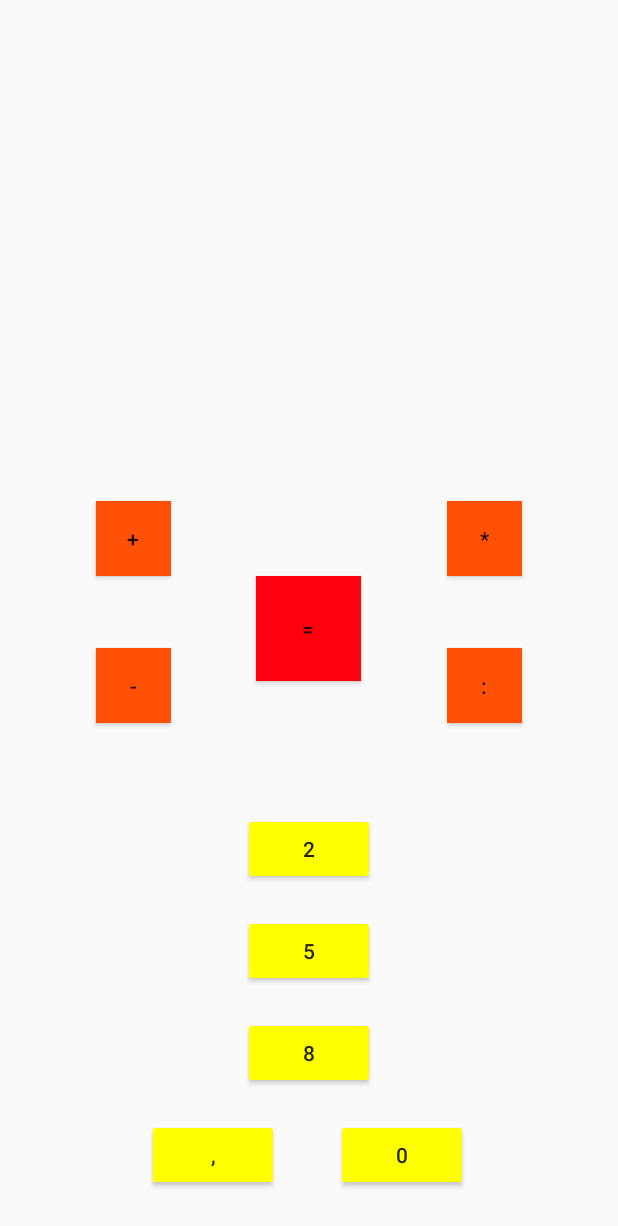
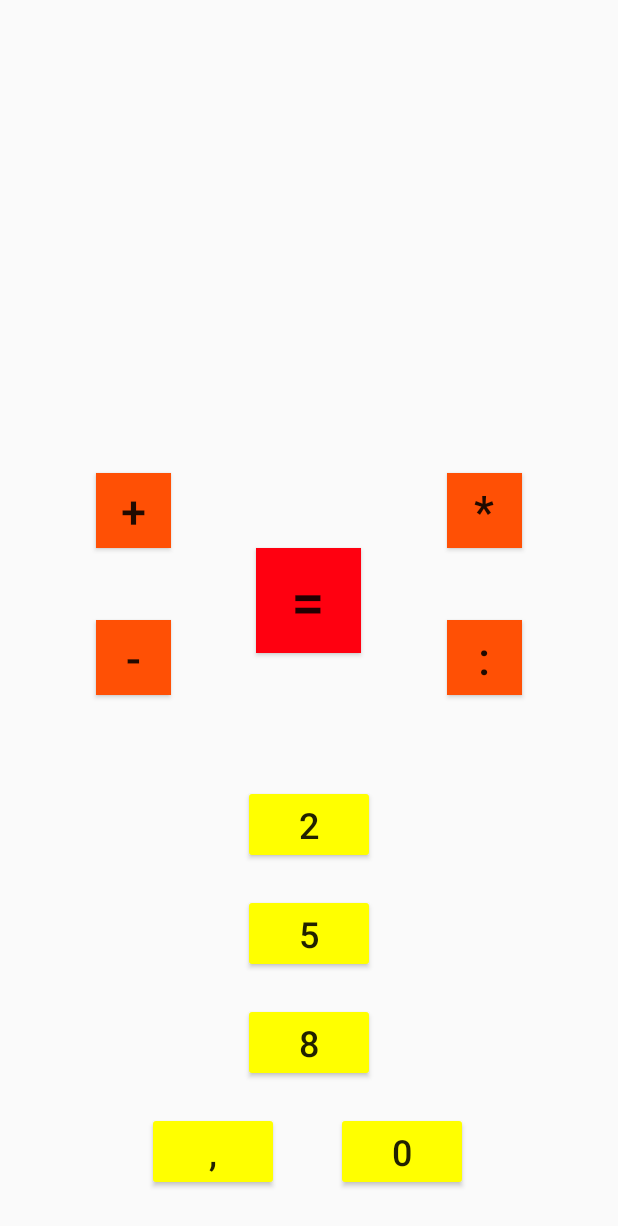
Before and after one commit to Koczabamba/FlyingBaththub, an Android app: the screen it shows after launch (MainActivity), on a phone screen of 412 x 824 dp. Shown: the top 1226 px of the screen. Run offline under Robolectric (Android 15) with nearby library versions, the phone set to English and light mode, and no system bars.

Commit message:
Add files via upload

```diff
--- a/app/src/main/res/layout/activity_main.xml
+++ b/app/src/main/res/layout/activity_main.xml
@@ -14,6 +14,7 @@
         android:layout_marginStart="8dp"
         android:layout_marginTop="50dp"
         android:layout_marginEnd="8dp"
+        android:textSize="45sp"
         app:layout_constraintEnd_toEndOf="parent"
         app:layout_constraintStart_toStartOf="parent"
         app:layout_constraintTop_toTopOf="parent" />
@@ -25,6 +26,7 @@
         android:layout_marginEnd="64dp"
         android:background="@color/colorActionButton"
         android:text="*"
+        android:textSize="30sp"
         app:layout_constraintBottom_toTopOf="@+id/buttonEqual"
         app:layout_constraintEnd_toEndOf="parent" />
 
@@ -35,6 +37,7 @@
         android:layout_marginStart="64dp"
         android:background="@color/colorActionButton"
         android:text="+"
+        android:textSize="30sp"
         app:layout_constraintBottom_toTopOf="@+id/buttonEqual"
         app:layout_constraintStart_toStartOf="parent" />
 
@@ -46,6 +49,7 @@
         android:layout_marginEnd="64dp"
         android:background="@color/colorActionButton"
         android:text=":"
+        android:textSize="30sp"
         app:layout_constraintEnd_toEndOf="parent"
         app:layout_constraintTop_toBottomOf="@+id/buttonMultiplication" />
 
@@ -57,6 +61,7 @@
         android:layout_marginTop="48dp"
         android:background="@color/colorActionButton"
         android:text="-"
+        android:textSize="30sp"
         app:layout_constraintStart_toStartOf="parent"
         app:layout_constraintTop_toBottomOf="@+id/buttonPlus" />
 
@@ -67,6 +72,7 @@
         android:layout_marginEnd="40dp"
         android:backgroundTint="@color/colorNumberButton"
         android:text="1"
+        android:textSize="24sp"
         app:layout_constraintBottom_toTopOf="@+id/button2"
         app:layout_constraintEnd_toStartOf="@+id/button2"
         app:layout_constraintTop_toBottomOf="@+id/button2" />
@@ -80,6 +86,7 @@
         android:layout_marginBottom="20dp"
         android:backgroundTint="@color/colorNumberButton"
         android:text="2"
+        android:textSize="24sp"
         android:visibility="visible"
         app:layout_constraintBottom_toTopOf="@+id/button5"
         app:layout_constraintEnd_toEndOf="parent"
@@ -93,6 +100,7 @@
         android:layout_marginStart="40dp"
         android:backgroundTint="@color/colorNumberButton"
         android:text="3"
+        android:textSize="24sp"
         app:layout_constraintBottom_toTopOf="@+id/button2"
         app:layout_constraintStart_toEndOf="@+id/button2"
         app:layout_constraintTop_toBottomOf="@+id/button2" />
@@ -104,6 +112,7 @@
         android:layout_marginEnd="40dp"
         android:backgroundTint="@color/colorNumberButton"
         android:text="4"
+        android:textSize="24sp"
         app:layout_constraintBottom_toTopOf="@+id/button5"
         app:layout_constraintEnd_toStartOf="@+id/button5"
         app:layout_constraintTop_toBottomOf="@+id/button5" />
@@ -117,6 +126,7 @@
         android:layout_marginBottom="20dp"
         android:backgroundTint="@color/colorNumberButton"
         android:text="5"
+        android:textSize="24sp"
         app:layout_constraintBottom_toTopOf="@+id/button8"
         app:layout_constraintEnd_toEndOf="parent"
         app:layout_constraintStart_toStartOf="parent" />
@@ -128,6 +138,7 @@
         android:layout_marginStart="40dp"
         android:backgroundTint="@color/colorNumberButton"
         android:text="6"
+        android:textSize="24sp"
         app:layout_constraintBottom_toTopOf="@+id/button5"
         app:layout_constraintStart_toEndOf="@+id/button5"
         app:layout_constraintTop_toBottomOf="@+id/button5" />
@@ -139,6 +150,7 @@
         android:layout_marginEnd="40dp"
         android:backgroundTint="@color/colorNumberButton"
         android:text="7"
+        android:textSize="24sp"
         app:layout_constraintBottom_toTopOf="@+id/button8"
         app:layout_constraintEnd_toStartOf="@+id/button8"
         app:layout_constraintTop_toBottomOf="@+id/button8" />
@@ -152,6 +164,7 @@
         android:layout_marginBottom="20dp"
         android:backgroundTint="@color/colorNumberButton"
         android:text="8"
+        android:textSize="24sp"
         app:layout_constraintBottom_toTopOf="@+id/buttonPoint"
         app:layout_constraintEnd_toEndOf="parent"
         app:layout_constraintHorizontal_bias="0.501"
@@ -164,6 +177,7 @@
         android:layout_marginStart="40dp"
         android:backgroundTint="@color/colorNumberButton"
         android:text="9"
+        android:textSize="24sp"
         app:layout_constraintBottom_toTopOf="@+id/button8"
         app:layout_constraintStart_toEndOf="@+id/button8"
         app:layout_constraintTop_toBottomOf="@+id/button8" />
@@ -176,6 +190,7 @@
         android:layout_marginBottom="30dp"
         android:backgroundTint="@color/colorNumberButton"
         android:text="0"
+        android:textSize="24sp"
         app:layout_constraintBottom_toBottomOf="parent"
         app:layout_constraintEnd_toEndOf="parent" />
 
@@ -188,6 +203,7 @@
         android:layout_marginBottom="30dp"
         android:backgroundTint="@color/colorNumberButton"
         android:text=","
+        android:textSize="24sp"
         app:layout_constraintBottom_toBottomOf="parent"
         app:layout_constraintEnd_toStartOf="@+id/button0"
         app:layout_constraintStart_toStartOf="parent" />
@@ -201,6 +217,7 @@
         android:layout_marginBottom="88dp"
         android:background="@color/colorEqualButton"
         android:text="="
+        android:textSize="40sp"
         app:layout_constraintBottom_toTopOf="@+id/button2"
         app:layout_constraintEnd_toEndOf="parent"
         app:layout_constraintHorizontal_bias="0.498"
```
